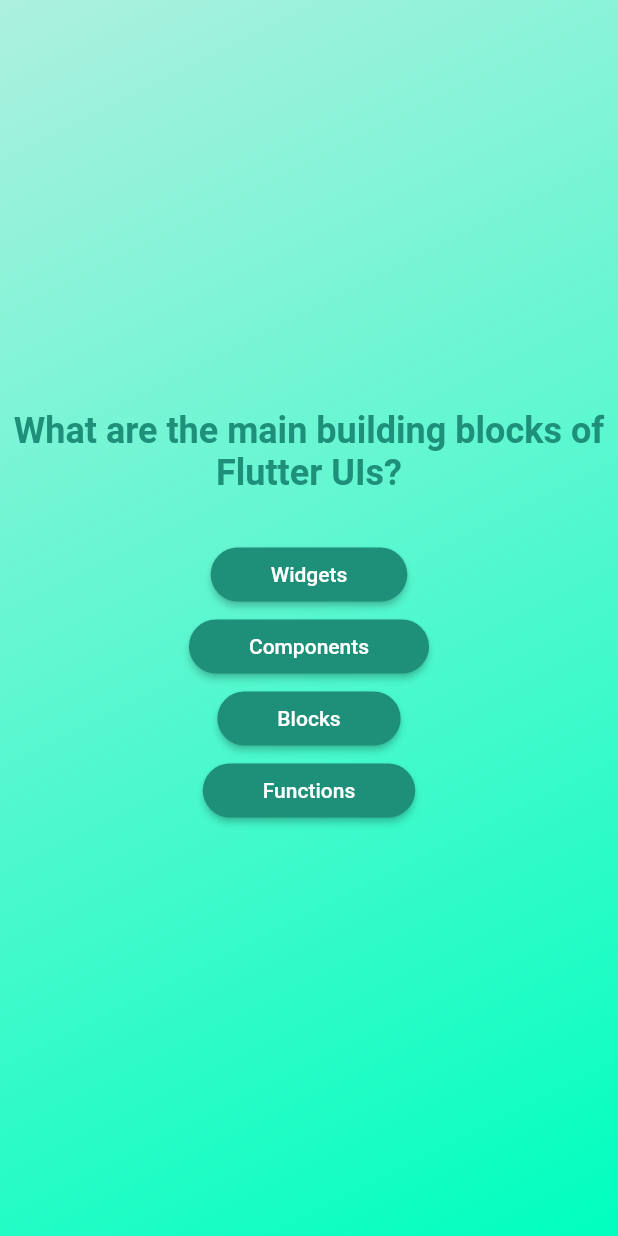
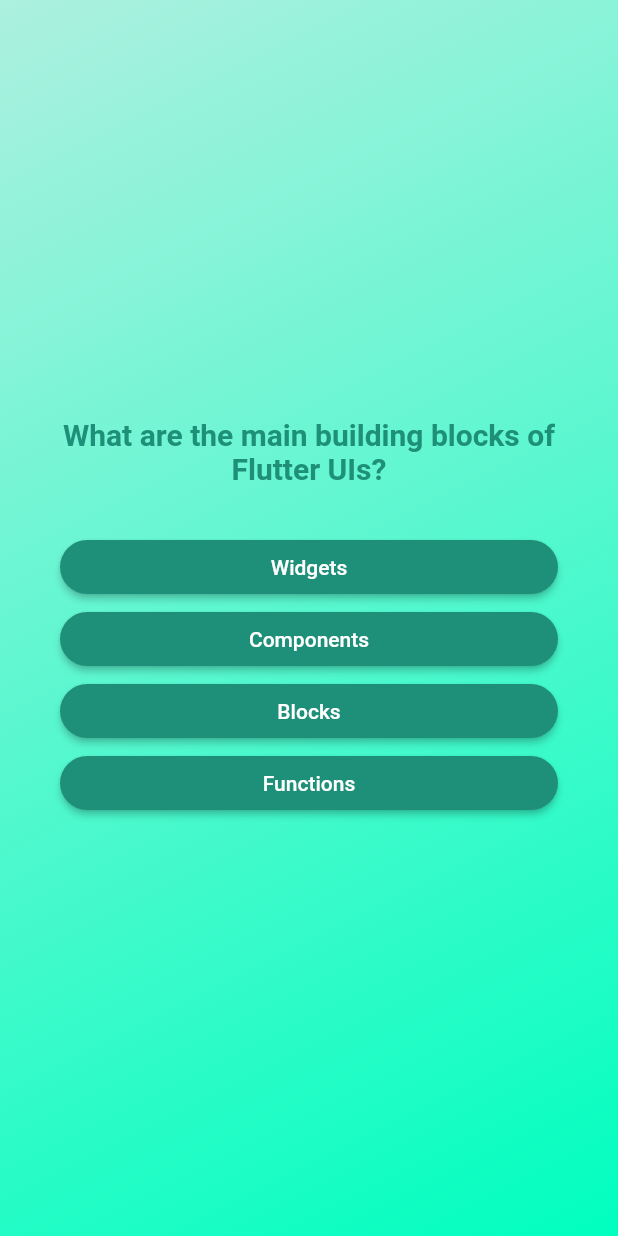
Before and after one commit to tmaulon/u_flutter_quiz_app, a Flutter app: the screen it shows after launch, after a tap on "Start quiz", on a phone screen of 412 x 824 dp. Run offline on Flutter 3.47's test engine with Material 2 defaults, Android fonts, the phone set to English and light mode, and no system bars.

Commit message:
alignment margin and padding questions screen

```diff
--- a/lib/questions_screen.dart
+++ b/lib/questions_screen.dart
@@ -18,11 +18,16 @@
 
     return SizedBox(
       width: double.infinity,
-      child: Column(mainAxisAlignment: MainAxisAlignment.center, children: [
+      child: Container(
+        margin: const EdgeInsets.all(40),
+        child: Column(
+            mainAxisAlignment: MainAxisAlignment.center,
+            crossAxisAlignment: CrossAxisAlignment.stretch,
+            children: [
               Text(
                 currentQuestion.text,
                 style: const TextStyle(
-            fontSize: 24,
+                  fontSize: 20,
                   color: Color.fromARGB(255, 30, 144, 121),
                   fontWeight: FontWeight.bold,
                 ),
@@ -31,9 +36,10 @@
               const SizedBox(
                 height: 30,
               ),
-        ...currentQuestion.answers
-            .map((answer) => AnswerButton(answerText: answer, onTap: () {})),
+              ...currentQuestion.answers.map(
+                  (answer) => AnswerButton(answerText: answer, onTap: () {})),
             ]),
+      ),
     );
   }
 }
```
Lines whose indentation alone changed are shown as unchanged.
